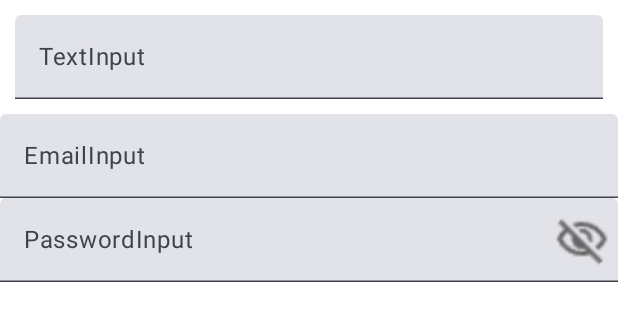
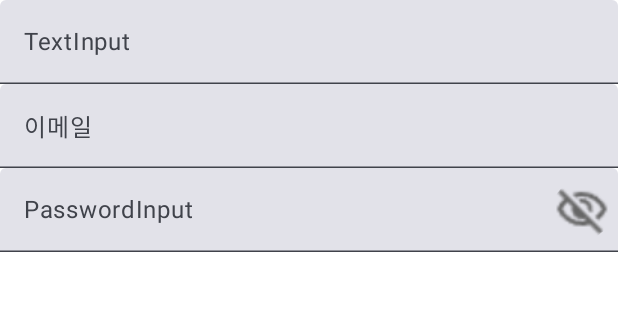
Before and after one commit to 7SideProject/RunWithMe-AOS-Compose, an Android app built with Jetpack Compose: the @Preview function EditTextPreview, on a phone screen of 412 x 824 dp. Shown: the top 321 px of the screen. Run offline under Robolectric (Android 15) with nearby library versions, the phone set to English and light mode, and no system bars.

Commit message:
refact : EmaiInputText (label 수정)

```diff
--- a/presentation/src/main/java/com/side/runwithme/components/EditText.kt
+++ b/presentation/src/main/java/com/side/runwithme/components/EditText.kt
@@ -29,6 +29,7 @@ import androidx.compose.ui.graphics.Color
 import androidx.compose.ui.graphics.vector.ImageVector
 import androidx.compose.ui.platform.LocalSoftwareKeyboardController
 import androidx.compose.ui.res.painterResource
+import androidx.compose.ui.res.stringResource
 import androidx.compose.ui.text.TextStyle
 import androidx.compose.ui.text.input.ImeAction
 import androidx.compose.ui.text.input.KeyboardType
@@ -106,7 +107,6 @@ fun TextInput(
         singleLine = isSingleLine,
         textStyle = MaterialTheme.typography.bodySmall.copy(color = MaterialTheme.colorScheme.onBackground),
         modifier = modifier
-            .padding(bottom = 10.dp, start = 10.dp, end = 10.dp, top = 10.dp)
             .fillMaxWidth()
             .background(Color.Transparent)
             .focusRequester(focusRequester = focusRequester)
@@ -138,7 +138,7 @@ fun EmailInput(
     TextField(
         value = emailState.value,
         onValueChange = { emailState.value = it },
-        label = { Text(text = labelId, style = MaterialTheme.typography.bodySmall) },
+        label = { Text(text = stringResource(id = R.string.email), style = MaterialTheme.typography.bodySmall) },
         singleLine = isSingleLine,
         textStyle = MaterialTheme.typography.bodySmall.copy(color = MaterialTheme.colorScheme.onBackground),
         modifier = modifier
```
